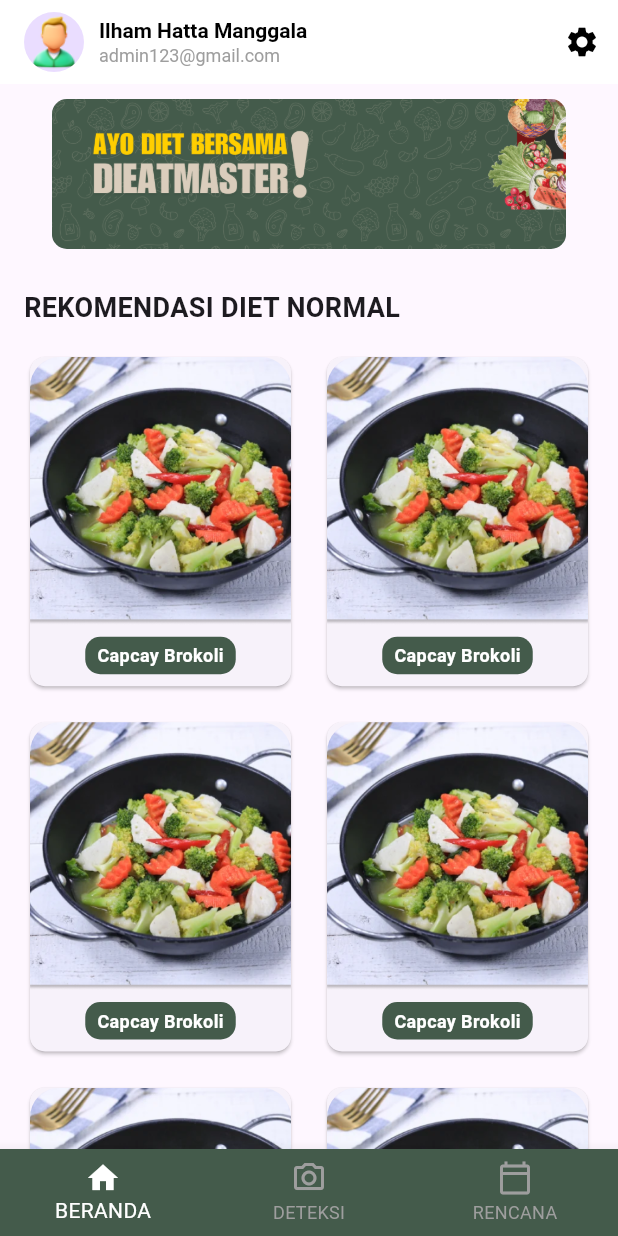
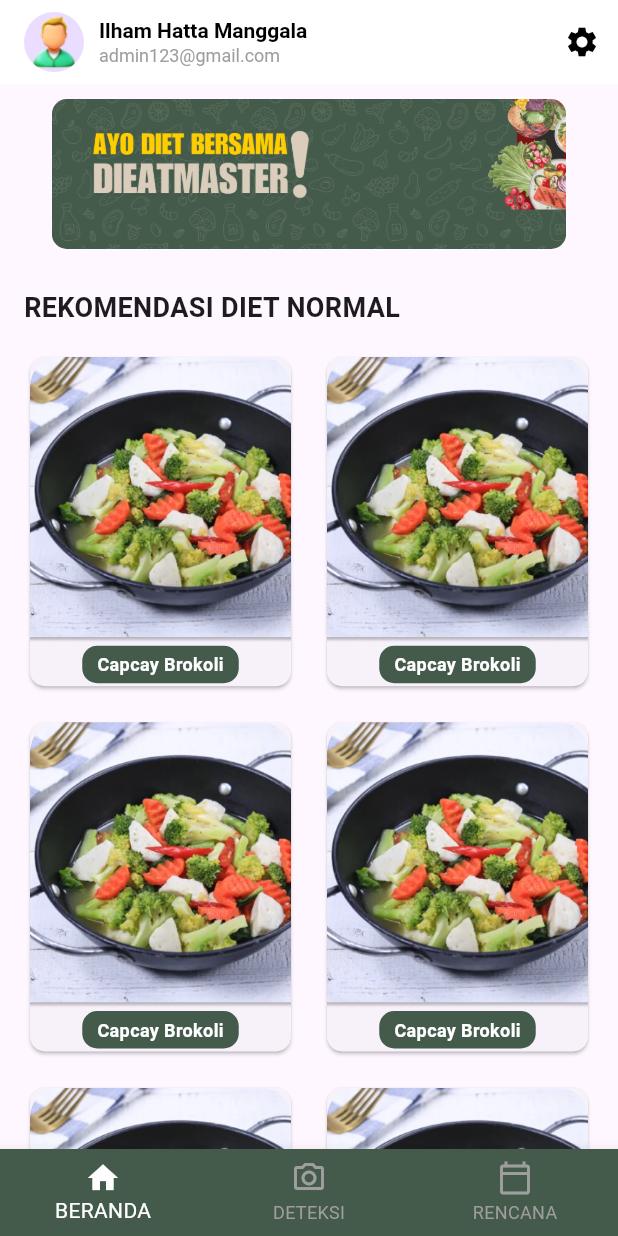
Before and after one commit to capstonegang45/FoodPlan-Mobile, a Flutter app: the HomePage screen opened by its route, on a phone screen of 412 x 824 dp. Run offline on Flutter 3.47's test engine with Material 3 defaults, Android fonts, the phone set to English and light mode, and no system bars; drawn by our look-alikes of carousel_slider; our stand-ins replace image_picker.

Commit message:
Tambah Helper

```diff
--- a/lib/pages/home_page.dart
+++ b/lib/pages/home_page.dart
@@ -127,7 +127,7 @@ class _HomePageState extends State<HomePage> {
               ),
             ),
             Container(
-              height: 700,
+              height: 750,
               padding: EdgeInsets.symmetric(horizontal: 16),
               child: GridView.builder(
                 scrollDirection: Axis.vertical,
@@ -154,7 +154,7 @@ class _HomePageState extends State<HomePage> {
               ),
             ),
 
-            SizedBox(height: 2),
+            SizedBox(height: 2.0),
 
             // Rekomendasi Diet Lainnya section
             Padding(
@@ -250,11 +250,11 @@ class DietCard extends StatelessWidget {
               ),
             ),
             Padding(
-              padding: const EdgeInsets.all(8.0),
+              padding: const EdgeInsets.all(2.0),
               child: Center(
                 child: Container(
                   padding: const EdgeInsets.symmetric(
-                      vertical: 4.0, horizontal: 8.0),
+                      vertical: 4.0, horizontal: 10.0),
                   decoration: BoxDecoration(
                     color: Color.fromARGB(255, 68, 91, 75),
                     borderRadius: BorderRadius.circular(10),
```
Also changed, not shown: lib/helpers/deteksi-helper.dart (added), lib/helpers/register-helper.dart (added).
